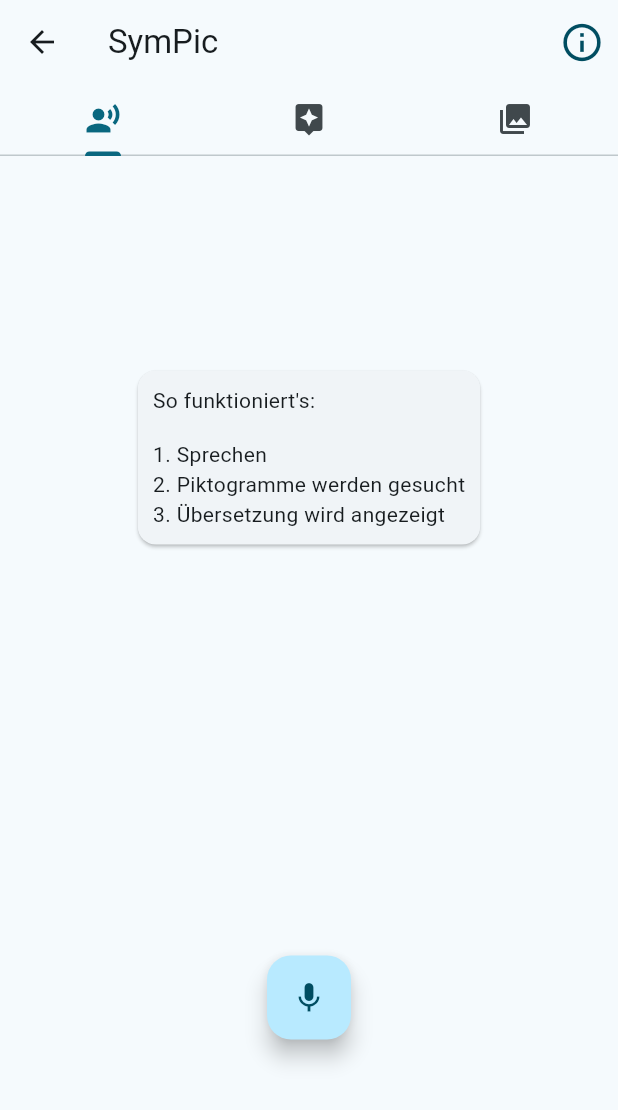
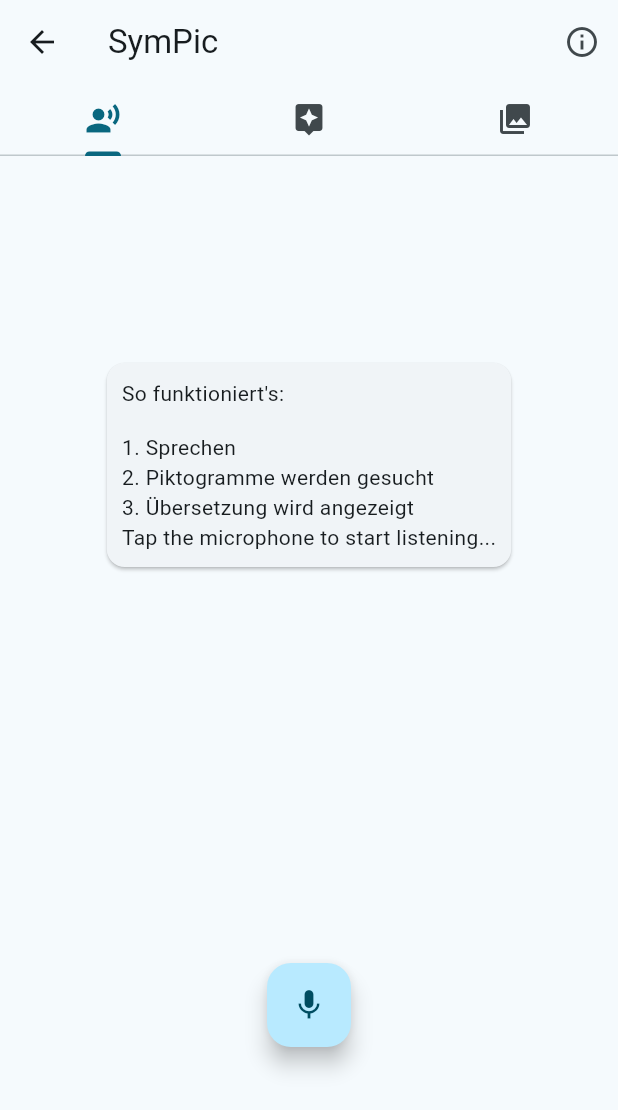
Before and after one commit to Nilsvk14/Maturitaetsarbeit_SymPic, a Flutter app: the SpeechView screen opened directly, after a tap on the "mic" icon, on a phone screen of 412 x 824 dp. Shown: the top 1110 px of the screen. Run offline on Flutter 3.47's test engine with Material 3 defaults, Android fonts, the light colour scheme and no system bars; our stand-ins replace package_info_plus, share_plus, speech_to_text.

Commit message:
speech to text

```diff
--- a/maturaarbeit_2025/lib/views/simple_speech.dart
+++ b/maturaarbeit_2025/lib/views/simple_speech.dart
@@ -1,4 +1,6 @@
 import 'package:flutter/material.dart';
+import 'package:speech_to_text/speech_to_text.dart';
+import 'package:speech_to_text/speech_recognition_result.dart';
 
 class SimpleSpeech extends StatefulWidget {
   const SimpleSpeech({super.key});
@@ -8,6 +10,37 @@
 }
 
 class _SimpleSpeechState extends State<SimpleSpeech> {
+  final SpeechToText _speechToText = SpeechToText();
+  bool _speechEnabled = false;
+  String _lastWords = '';
+
+  @override
+  void initState() {
+    super.initState();
+    _initSpeech();
+  }
+
+  void _initSpeech() async {
+    _speechEnabled = await _speechToText.initialize();
+    setState(() {});
+  }
+
+  void _startListening() async {
+    await _speechToText.listen(onResult: _onSpeechResult);
+    setState(() {});
+  }
+
+  void _stopListening() async {
+    await _speechToText.stop();
+    setState(() {});
+  }
+
+  void _onSpeechResult(SpeechRecognitionResult result) {
+    setState(() {
+      _lastWords = result.recognizedWords;
+    });
+  }
+
   @override
   Widget build(BuildContext context) {
     return Center(
@@ -29,6 +62,13 @@
                     Text("1. Sprechen"),
                     Text("2. Piktogramme werden gesucht"),
                     Text("3. Übersetzung wird angezeigt"),
+                    Text(
+                      _speechToText.isListening
+                          ? "$_lastWords"
+                          : _speechEnabled
+                          ? 'Tap the microphone to start listening...'
+                          : 'Speech not available',
+                    ),
                   ],
                 ),
               ),
@@ -37,7 +77,14 @@
           Row(
             mainAxisAlignment: MainAxisAlignment.center,
             children: [
-              FloatingActionButton(child: Icon(Icons.mic), onPressed: () {}),
+              FloatingActionButton(
+                onPressed: _speechToText.isNotListening
+                    ? _startListening
+                    : _stopListening,
+                child: Icon(
+                  _speechToText.isNotListening ? Icons.mic : Icons.mic_off,
+                ),
+              ),
             ],
           ),
         ],
--- a/maturaarbeit_2025/lib/views/speech_view.dart
+++ b/maturaarbeit_2025/lib/views/speech_view.dart
@@ -31,11 +31,7 @@
                   MaterialPageRoute(builder: (context) => const InfoView()),
                 );
               },
-              icon: Icon(
-                Icons.info_outline,
-                color: Theme.of(context).colorScheme.onPrimaryContainer,
-                size: 30,
-              ),
+              icon: Icon(Icons.info_outline),
             ),
           ],
           bottom: const TabBar(
--- a/maturaarbeit_2025/pubspec.yaml
+++ b/maturaarbeit_2025/pubspec.yaml
@@ -12,6 +12,7 @@
   flutter_svg: ^2.1.0
   package_info_plus: ^8.3.0
   share_plus: ^11.0.0
+  speech_to_text: ^7.1.0
   url_launcher: ^6.3.1
 
 dev_dependencies:
```
Also changed, not shown: 2 other files.
